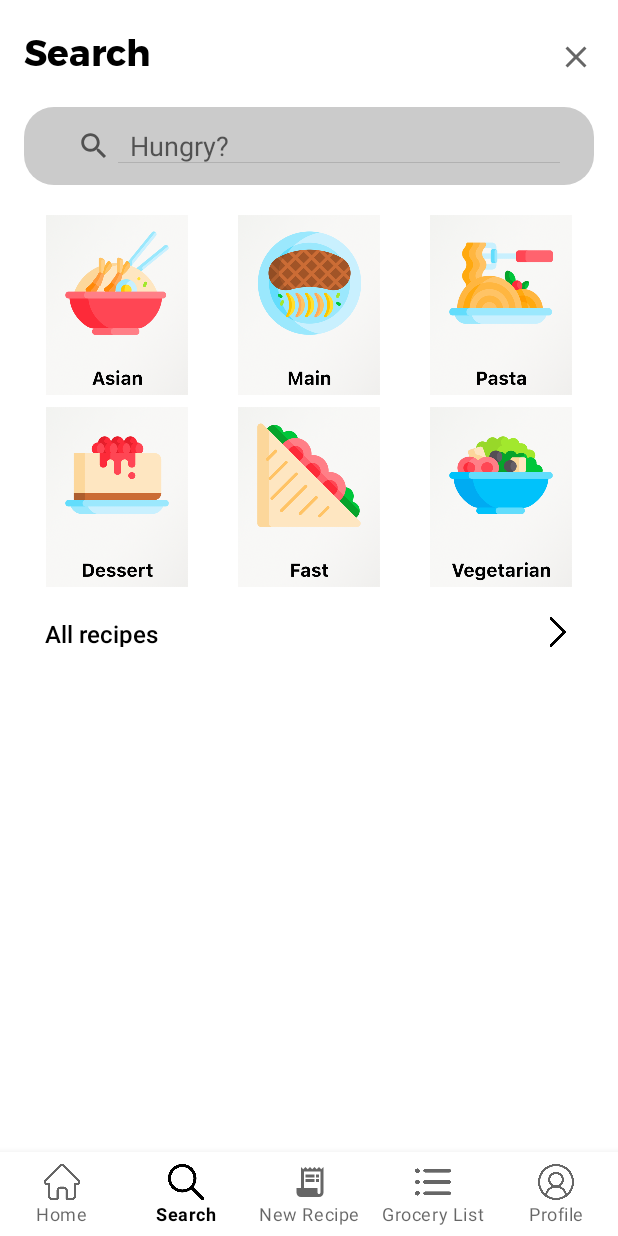
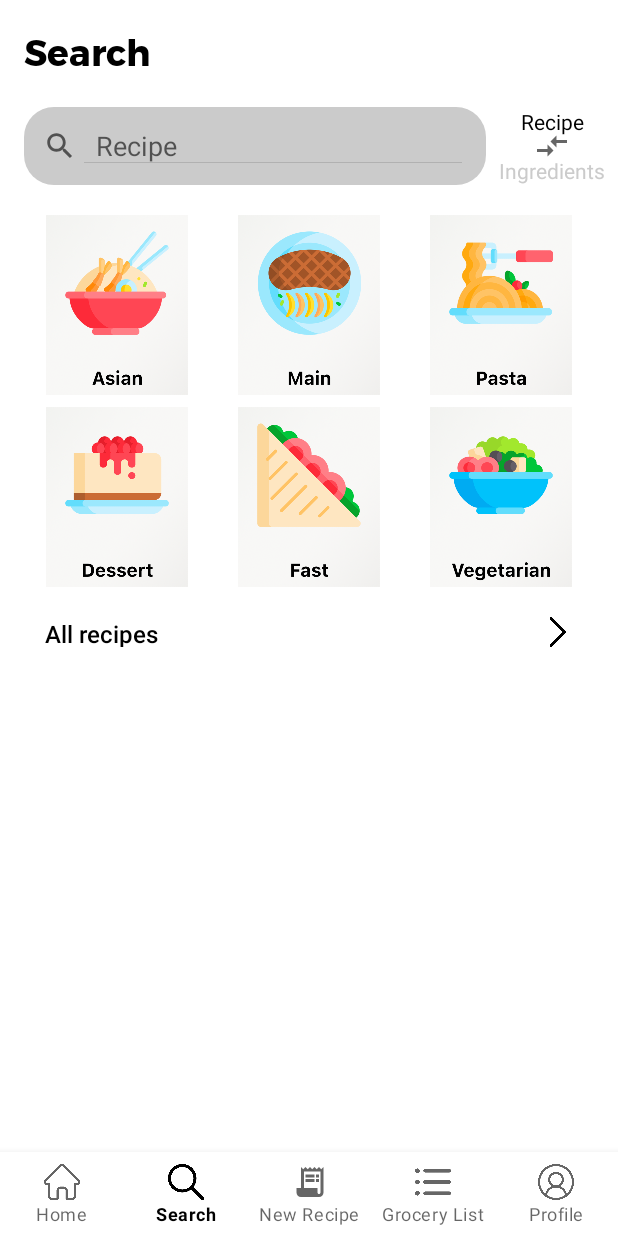
Before and after one commit to AdinHal/Recipe-inator, an Android app: the SearchActivity screen opened directly, with no data from a screen before it, on a phone screen of 412 x 824 dp. Run offline under Robolectric (Android 15) with nearby library versions, the phone set to English and light mode, and no system bars; our stand-ins replace Room's generated code; pictures from the network do not load.

Commit message:
Added switch between recipe and ingredients to search

```diff
--- /dev/null
+++ b/app/src/main/res/drawable/ic_baseline_compare_arrows_24.xml
@@ -0,0 +1,10 @@
+<vector xmlns:android="http://schemas.android.com/apk/res/android"
+    android:width="24dp"
+    android:height="24dp"
+    android:viewportWidth="24"
+    android:viewportHeight="24"
+    android:tint="?attr/colorControlNormal">
+  <path
+      android:fillColor="@android:color/white"
+      android:pathData="M9.01,14H2v2h7.01v3L13,15l-3.99,-4V14zM14.99,13v-3H22V8h-7.01V5L11,9L14.99,13z"/>
+</vector>
--- a/app/src/main/res/layout/activity_recipe_view.xml
+++ b/app/src/main/res/layout/activity_recipe_view.xml
@@ -115,7 +115,7 @@
                 android:layout_height="wrap_content"
                 android:textSize="16sp"
                 android:layout_marginTop="16dp"
-                android:text="@string/ingredients"
+                android:text="@string/ingredients_"
                 app:layout_constraintStart_toStartOf="@+id/recipe_detail_preparation_time"
                 app:layout_constraintTop_toBottomOf="@+id/recipe_detail_servings" />
 
--- a/app/src/main/res/layout/activity_search.xml
+++ b/app/src/main/res/layout/activity_search.xml
@@ -9,14 +9,61 @@
         android:id="@+id/main_searchbar"
         android:layout_width="0dp"
         android:layout_height="52dp"
+        android:paddingStart="-8dp"
+        android:paddingEnd="8dp"
         android:background="@drawable/bg_gray_rounded"
         android:iconifiedByDefault="false"
-        android:queryHint="@string/hungry"
+        android:queryHint="@string/recipe"
         android:submitBackground="@drawable/bg_gray_rounded"
         android:layout_margin="16dp"
+        app:layout_constraintStart_toStartOf="parent"
+        app:layout_constraintEnd_toStartOf="@id/switch_arrow"
+        app:layout_constraintTop_toBottomOf="@id/search_title" />
+
+    <ImageView
+        android:id="@+id/switch_arrow"
+        android:layout_width="wrap_content"
+        android:layout_height="wrap_content"
+        android:padding="16dp"
+        android:layout_marginEnd="16dp"
+        android:src="@drawable/ic_baseline_compare_arrows_24"
+        app:layout_constraintStart_toEndOf="@id/main_searchbar"
         app:layout_constraintEnd_toEndOf="parent"
-        app:layout_constraintStart_toStartOf="parent"
-        app:layout_constraintTop_toBottomOf="@id/search_title" />
+        app:layout_constraintTop_toTopOf="@id/main_searchbar"
+        app:layout_constraintBottom_toBottomOf="@id/main_searchbar"/>
+
+    <TextView
+        android:textColor="@color/gray"
+        android:id="@+id/by_ingredients"
+        android:layout_width="wrap_content"
+        android:layout_height="wrap_content"
+        android:text="@string/ingredients"
+        app:layout_constraintStart_toStartOf="@id/switch_arrow"
+        app:layout_constraintEnd_toEndOf="@id/switch_arrow"
+        app:layout_constraintBottom_toBottomOf="@id/main_searchbar"/>
+
+    <TextView
+        android:id="@+id/by_recipe"
+        android:layout_width="wrap_content"
+        android:layout_height="wrap_content"
+        android:text="@string/recipe"
+        app:layout_constraintStart_toStartOf="@id/switch_arrow"
+        app:layout_constraintEnd_toEndOf="@id/switch_arrow"
+        app:layout_constraintTop_toTopOf="@id/main_searchbar" />
+
+    <TextView
+        android:id="@+id/search_hint"
+        android:layout_width="0dp"
+        android:layout_height="wrap_content"
+        android:layout_marginEnd="16dp"
+        android:layout_marginTop="16dp"
+        android:layout_marginBottom="16dp"
+        android:visibility="gone"
+        tools:visibility="visible"
+        android:text="@string/hint"
+        app:layout_constraintStart_toStartOf="@id/main_searchbar"
+        app:layout_constraintEnd_toEndOf="@id/by_ingredients"
+        app:layout_constraintTop_toBottomOf="@id/main_searchbar"/>
 
     <TextView
         android:id="@+id/search_title"
@@ -36,6 +83,7 @@
         android:id="@+id/clear_category"
         android:layout_width="wrap_content"
         android:layout_height="wrap_content"
+        android:visibility="gone"
         android:src="@drawable/ic_baseline_close_24"
         app:layout_constraintEnd_toStartOf="@id/search_category"
         app:layout_constraintTop_toTopOf="@id/search_category"
@@ -69,7 +117,7 @@
         android:id="@+id/category_grid"
         android:layout_width="wrap_content"
         android:layout_height="wrap_content"
-        app:layout_constraintTop_toBottomOf="@id/main_searchbar"
+        app:layout_constraintTop_toBottomOf="@id/search_hint"
         app:layout_constraintStart_toStartOf="parent"
         app:layout_constraintEnd_toEndOf="parent"
         android:layout_margin="16dp"
--- a/app/src/main/res/values/strings.xml
+++ b/app/src/main/res/values/strings.xml
@@ -18,7 +18,8 @@
     <string name="picture">Picture</string>
     <string name="select">Select</string>
     <string name="min">min</string>
-    <string name="ingredients">Ingredients:</string>
+    <string name="ingredients_">Ingredients:</string>
+    <string name="ingredients">Ingredients</string>
     <string name="preparation_time_parametrized">Preparation Time: %1$d min</string>
     <string name="delete_item">Delete Item</string>
     <string name="delete_warning">Are you sure you want to delete this item?</string>
@@ -61,4 +62,6 @@
     <string name="servings">Servings</string>
     <string name="difficulty">Difficulty</string>
     <string name="all_recipes">All recipes</string>
+    <string name="hint">HINT: You can search for multiple ingredients by separating them with a comma. This will show recipes that contain ALL ingredients.</string>
+    <string name="ingredients_list">Ingredient1, Ingredient2, …</string>
 </resources>
```
